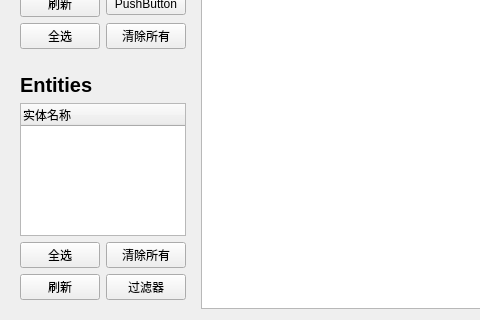
First picture: the form in detail.ui, repository retailer-of-IT/GBBexplorer_QT, before the edit; both pictures show x 0 to 480 and y 197 to 517 of the 686 by 517 pixel window.
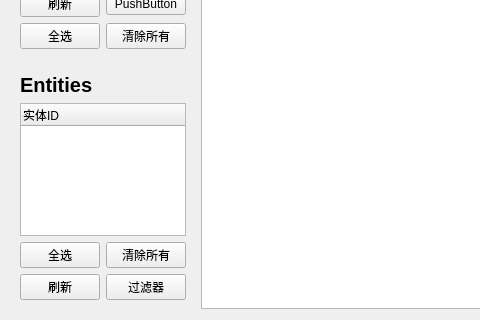
Second picture: the form after the edit.

Patch:
```diff
--- a/detail.ui
+++ b/detail.ui
@@ -104,7 +104,7 @@
            <widget class="QTreeWidget" name="treeWidget">
             <column>
              <property name="text">
-              <string>实体名称</string>
+              <string>实体ID</string>
              </property>
             </column>
            </widget>
```
